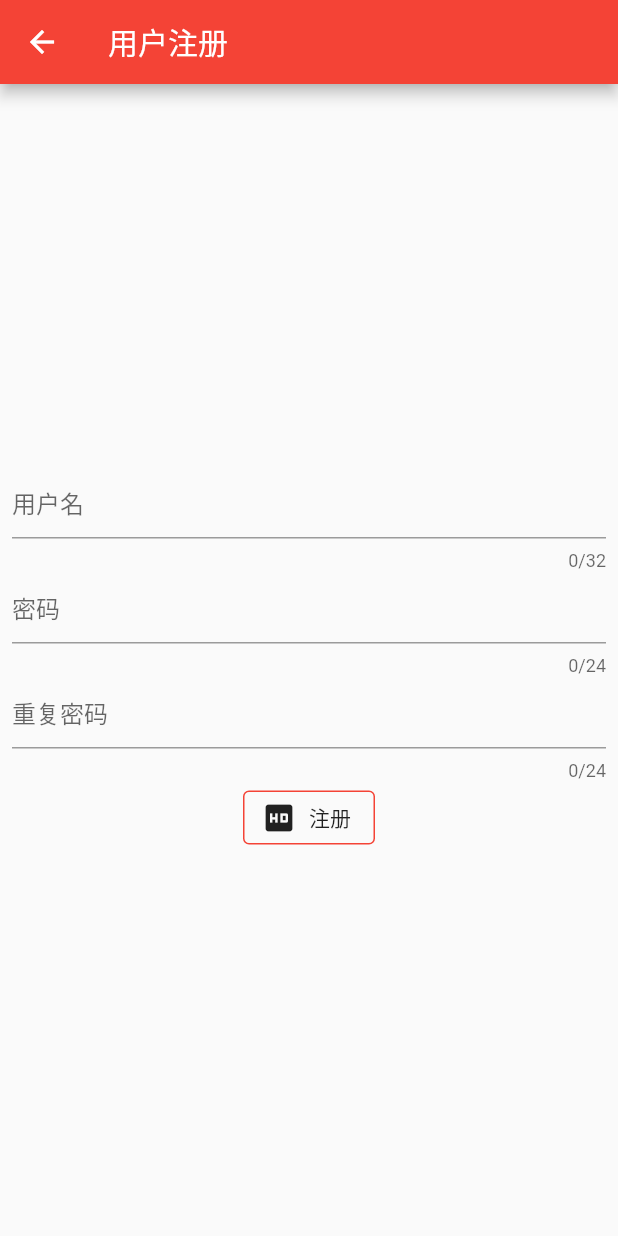
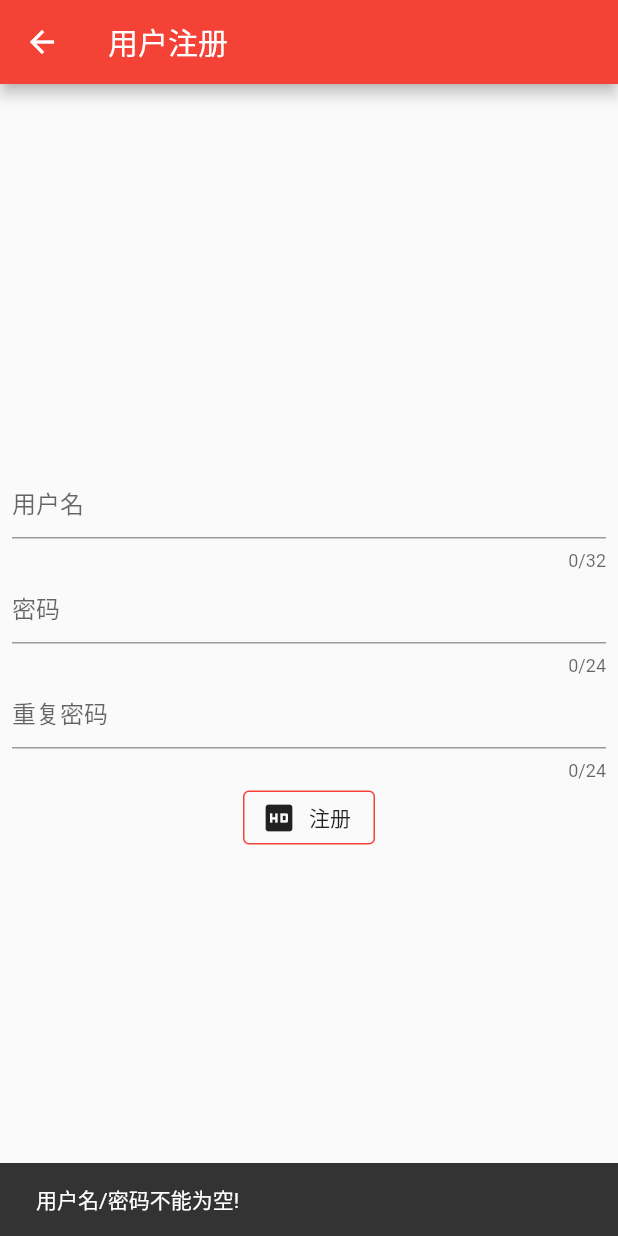
Before and after one commit to HxBreak/new_trend, a Flutter app: the RegisterScreen screen opened by its route, after a tap on "注册", on a phone screen of 412 x 824 dp. Run offline on Flutter 3.47's test engine with Material 2 defaults, Android fonts, the phone set to English and light mode, and no system bars; statements that could not run were skipped.

Commit message:
实现注册http请求

```diff
--- a/lib/screens/register_screen.dart
+++ b/lib/screens/register_screen.dart
@@ -12,9 +12,9 @@ class _RegisterScreenState extends State<RegisterScreen>
     with SingleTickerProviderStateMixin {
   AnimationController _controller;
   GlobalKey<FormState> _form = new GlobalKey();
-  String _userName;
-  String _password;
-  String _rePassword;
+  String _userName="";
+  String _password="";
+  String _rePassword="";
 
   @override
   void initState() {
@@ -96,14 +96,15 @@ class _RegisterScreenState extends State<RegisterScreen>
     );
   }
   void _register() async{
+
     HttpClient client = HttpClient();
-    if(_userName!=null&&_password!=null&&_rePassword!=null) {
+    if(_userName.trim()!=""&&_password.trim()!=""&&_rePassword.trim()!="") {
       if (_password.trim() != _rePassword.trim()) {
         Scaffold.of(_form.currentContext).showSnackBar(
             SnackBar(content: Text("两次密码不一致!")));
         return;
       }
-       await client.postUrl(Uri.http("www.dashixiuxiu.cn","register_action")).then((request){
+      client.postUrl(Uri.http("www.dashixiuxiu.cn","register_action")).then((request){
         Map registerMes={
           "username":"$_userName",
           "password":"$_password",
@@ -112,15 +113,24 @@ class _RegisterScreenState extends State<RegisterScreen>
         };
         request.write(json.encode(registerMes));
         return request.close();
-
       }).then((response){
         response.transform(utf8.decoder).listen((result){
          var res = json.decode(result);
          print(res["status"]);
+         if(res["status"]=="success"){
+           Scaffold.of(_form.currentContext).showSnackBar(
+               SnackBar(content: Text("注册成功!")));
+         }else{
+           Scaffold.of(_form.currentContext).showSnackBar(
+               SnackBar(content: Text("注册失败!")));
+         }
         });
 
       });
-
+    }else{
+      Scaffold.of(_form.currentContext).showSnackBar(
+          SnackBar(content: Text("用户名/密码不能为空!")));
     }
   }
+
 }
```
